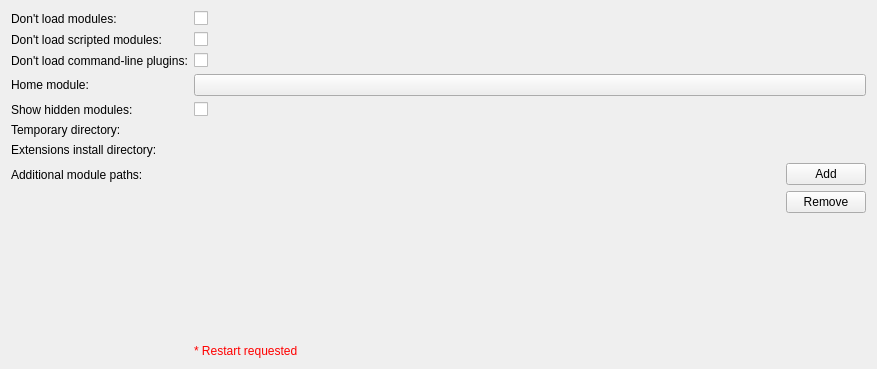
Old version of the form Base/QTGUI/Resources/UI/qSlicerSettingsModulesPanel.ui in the repository gezidan/Slicer.
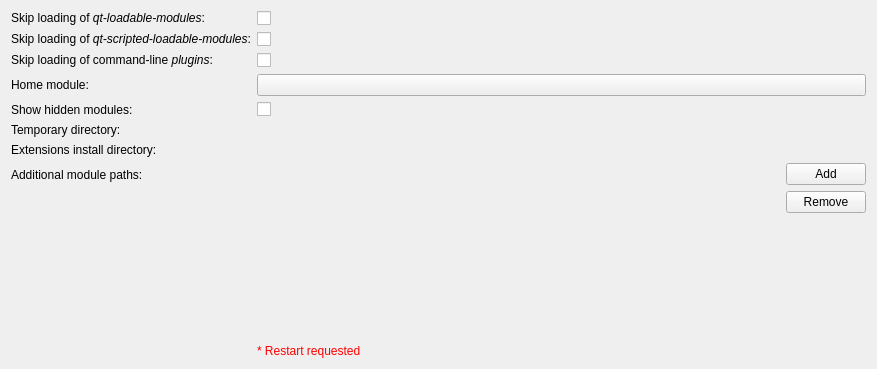
New version of the form. Custom widgets are drawn as their Qt base class.

Commit message: STYLE: In settings, use "Disable ... / Skip ..." syntax instead of "Don't ..."

What changed in the file:
```diff
--- a/Base/QTGUI/Resources/UI/qSlicerSettingsModulesPanel.ui
+++ b/Base/QTGUI/Resources/UI/qSlicerSettingsModulesPanel.ui
@@ -20,7 +20,7 @@
    <item row="0" column="0">
     <widget class="QLabel" name="LoadLoadableModulesLabel">
      <property name="text">
-      <string>Don't load modules:</string>
+      <string>Skip loading of &lt;i&gt;qt-loadable-modules&lt;/i&gt;:</string>
      </property>
     </widget>
    </item>
@@ -34,7 +34,7 @@
    <item row="2" column="0">
     <widget class="QLabel" name="LoadCommandLineModulesLabel">
      <property name="text">
-      <string>Don't load command-line plugins:</string>
+      <string>Skip loading of command-line &lt;i&gt;plugins&lt;/i&gt;:</string>
      </property>
     </widget>
    </item>
@@ -163,7 +163,7 @@
    <item row="1" column="0">
     <widget class="QLabel" name="LoadScriptedLoadableModulesLabel">
      <property name="text">
-      <string>Don't load scripted modules:</string>
+      <string>Skip loading of &lt;i&gt;qt-scripted-loadable-modules&lt;/i&gt;:</string>
      </property>
     </widget>
    </item>
```
The commit also changes 1 other file.
